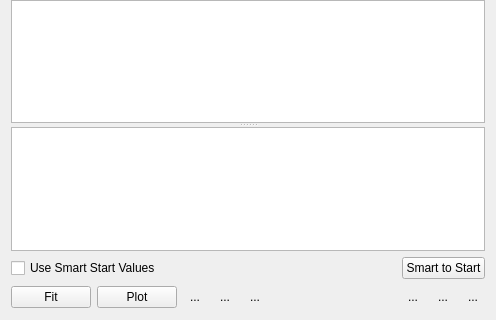
First picture: the form in ui/AnalysisControl.ui, repository MonroeQuantumNetworks/IonControl, before the edit; both pictures show x 0 to 496 and y 352 to 672 of the 496 by 672 pixel window.
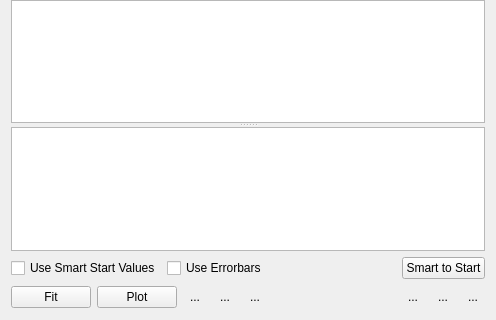
Second picture: the form after the edit. Icons and pictures are not drawn. Custom widgets are drawn as their Qt base class.

Commit message: add useErrorBars checkbox to FitUi and AnalysisUi enfore that only enabled parameters are overwritten in smart to start

```diff
--- a/ui/AnalysisControl.ui
+++ b/ui/AnalysisControl.ui
@@ -218,6 +218,13 @@
        </property>
       </widget>
      </item>
+     <item>
+      <widget class="QCheckBox" name="useErrorBarsCheckBox">
+       <property name="text">
+        <string>Use Errorbars</string>
+       </property>
+      </widget>
+     </item>
      <item>
       <spacer name="horizontalSpacer_4">
        <property name="orientation">
```
The commit also changes 6 other files.
